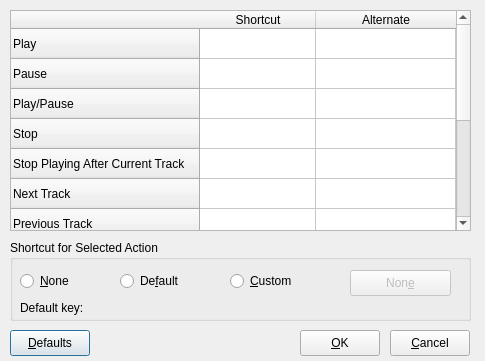
Above: src/shortcutsdialog.ui from clementine-player/Clementine before the change. Below: the same form after it.
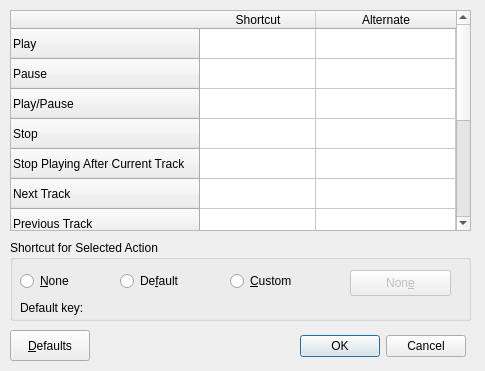
That is the form after the change.

Commit message: Updated Shortcuts dialog to use native widget for OK/Cancel

```diff
--- a/src/shortcutsdialog.ui
+++ b/src/shortcutsdialog.ui
@@ -7,7 +7,7 @@
     <x>0</x>
     <y>0</y>
     <width>485</width>
-    <height>361</height>
+    <height>371</height>
    </rect>
   </property>
   <property name="windowTitle">
@@ -138,39 +138,13 @@
      <x>10</x>
      <y>330</y>
      <width>80</width>
-     <height>26</height>
+     <height>31</height>
     </rect>
    </property>
    <property name="text">
     <string>&amp;Defaults</string>
    </property>
   </widget>
-  <widget class="QPushButton" name="button_save">
-   <property name="geometry">
-    <rect>
-     <x>300</x>
-     <y>330</y>
-     <width>80</width>
-     <height>26</height>
-    </rect>
-   </property>
-   <property name="text">
-    <string>&amp;OK</string>
-   </property>
-  </widget>
-  <widget class="QPushButton" name="button_cancel">
-   <property name="geometry">
-    <rect>
-     <x>390</x>
-     <y>330</y>
-     <width>80</width>
-     <height>26</height>
-    </rect>
-   </property>
-   <property name="text">
-    <string>&amp;Cancel</string>
-   </property>
-  </widget>
   <widget class="QGroupBox" name="shortcut_options">
    <property name="enabled">
     <bool>true</bool>
@@ -258,6 +232,19 @@
     </property>
    </widget>
   </widget>
+  <widget class="QDialogButtonBox" name="button_box">
+   <property name="geometry">
+    <rect>
+     <x>300</x>
+     <y>330</y>
+     <width>166</width>
+     <height>32</height>
+    </rect>
+   </property>
+   <property name="standardButtons">
+    <set>QDialogButtonBox::Cancel|QDialogButtonBox::Ok</set>
+   </property>
+  </widget>
  </widget>
  <tabstops>
   <tabstop>tableWidget</tabstop>
```
Left out of the diff: 20 changed lines with no effect on the pictures. The commit also changes 2 other files.
